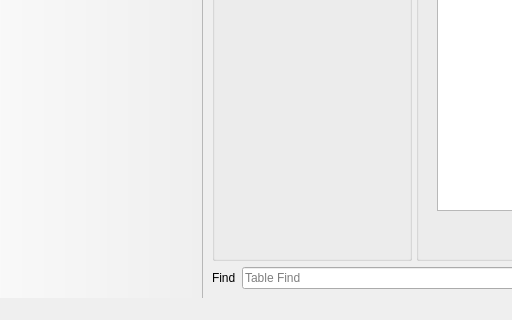
The window that UI/biblioteq_mainwindow.ui (textbrowser/biblioteq) describes before a commit, drawn with Qt 5; both pictures show x 0 to 512 and y 480 to 800 of the 962 by 800 pixel window.
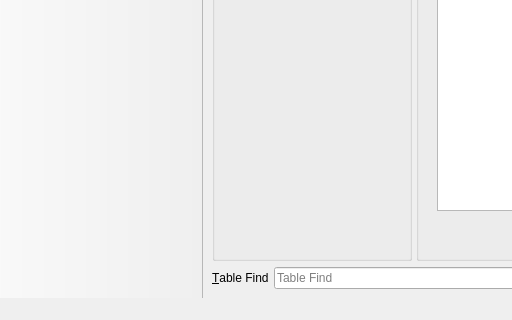
The same window after the commit. Icons and pictures are not drawn. Custom widgets are drawn as their Qt base class.

```diff
--- a/UI/biblioteq_mainwindow.ui
+++ b/UI/biblioteq_mainwindow.ui
@@ -392,7 +392,10 @@
       <item>
        <widget class="QLabel" name="label_2">
         <property name="text">
-         <string>Find</string>
+         <string>&amp;Table Find</string>
+        </property>
+        <property name="buddy">
+         <cstring>find</cstring>
         </property>
        </widget>
       </item>
```
